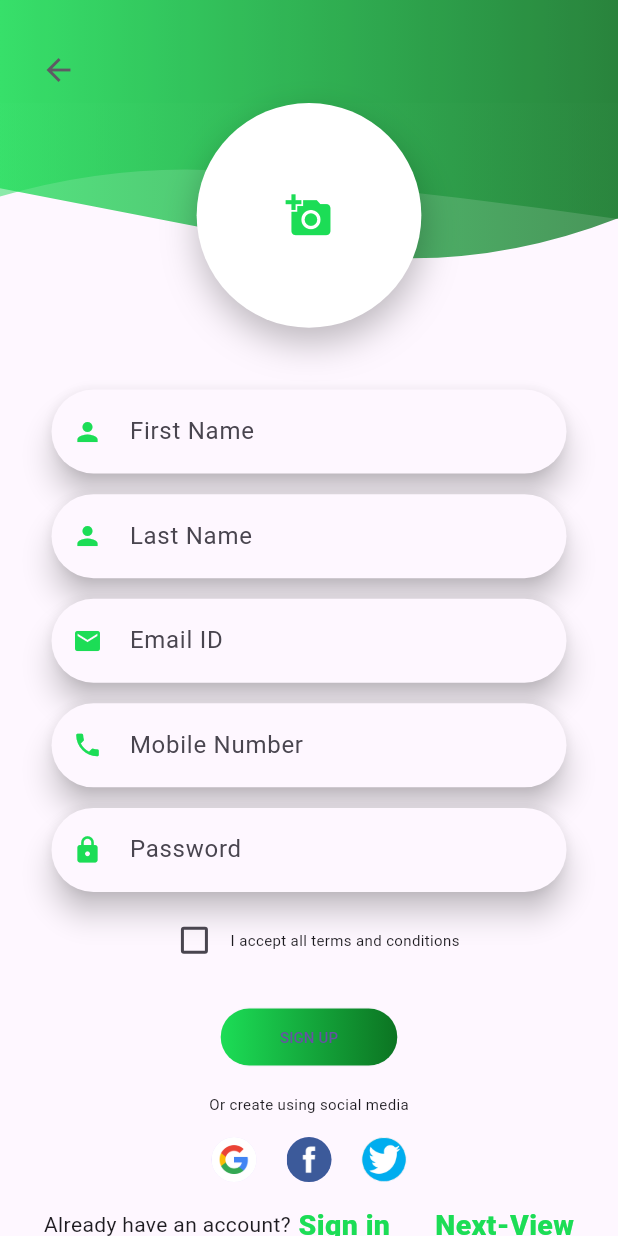
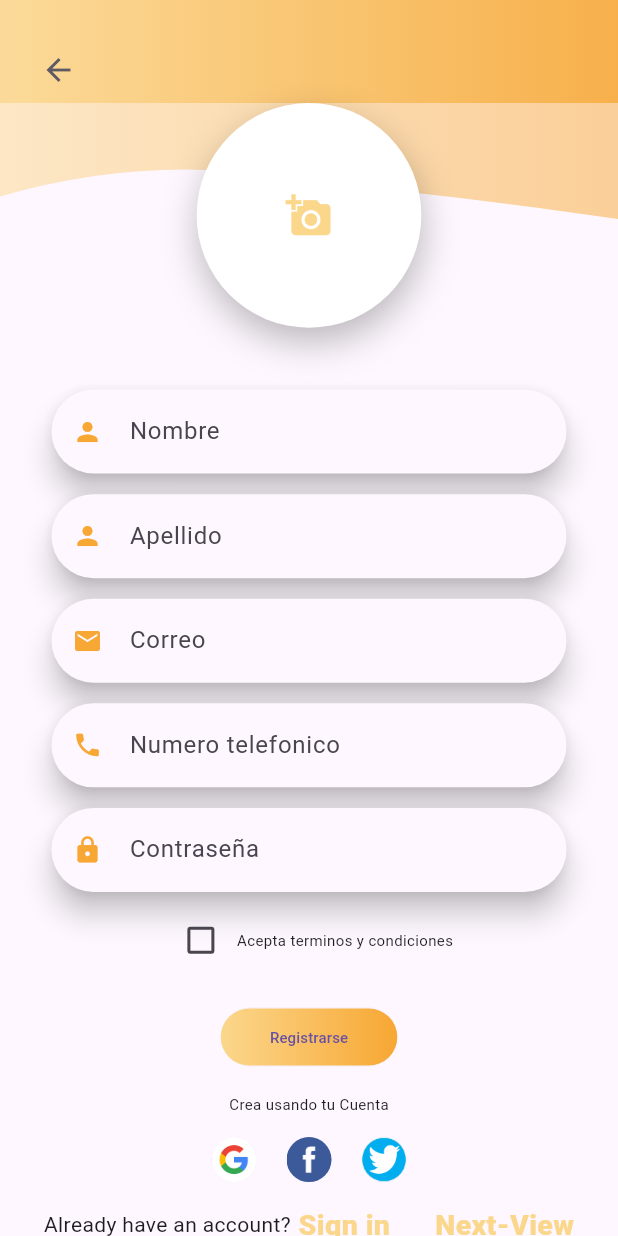
Before and after one commit to john-monsalve94/EmpaBeeFlutter, a Flutter app: the SignUpScreen screen opened by its route, on a phone screen of 412 x 824 dp. Run offline on Flutter 3.47's test engine with Material 3 defaults, Android fonts, the phone set to English and light mode, and no system bars; our stand-ins replace get, shared_preferences; accounts and stored records are empty; network calls fail.

Commit message:
first commit

```diff
--- a/lib/main.dart
+++ b/lib/main.dart
@@ -21,7 +21,7 @@ class MyApp extends StatelessWidget {
     return MaterialApp(
       debugShowCheckedModeBanner: false,
       title: "Login",
-      theme: ThemeData(primaryColor: Color.fromARGB(255, 28, 221, 86)),
+      theme: ThemeData(primaryColor: Color.fromARGB(255, 247, 167, 51)),
       routes: <String, WidgetBuilder>{
         SPLASH_SCREEN: (BuildContext context) => SplashScreen(),
         SIGN_IN: (BuildContext context) => SignInPage(),
--- a/lib/ui/widgets/custom_shape.dart
+++ b/lib/ui/widgets/custom_shape.dart
@@ -29,15 +29,17 @@ class CustomShapeClipper extends CustomClipper<Path> {
   @override
   Path getClip(Size size) {
     final Path path = Path();
-    path.lineTo(0.0, size.height-70);
+    path.lineTo(0.0, size.height - 820);
 
-    var firstEndPoint = Offset(size.width * .5, size.height - 30.0);
-    var firstControlpoint = Offset(size.width * 0.25, size.height - 50.0);
-    path.quadraticBezierTo(firstControlpoint.dx, firstControlpoint.dy, firstEndPoint.dx, firstEndPoint.dy);
+    var firstEndPoint = Offset(size.width * .5, size.height - 630.0);
+    var firstControlpoint = Offset(size.width * 0.25, size.height - 450.0);
+    path.quadraticBezierTo(firstControlpoint.dx, firstControlpoint.dy,
+        firstEndPoint.dx, firstEndPoint.dy);
 
-    var secondEndPoint = Offset(size.width, size.height - 50.0);
+    var secondEndPoint = Offset(size.width, size.height - 450.0);
     var secondControlPoint = Offset(size.width * .75, size.height - 10);
-    path.quadraticBezierTo(secondControlPoint.dx, secondControlPoint.dy, secondEndPoint.dx, secondEndPoint.dy);
+    path.quadraticBezierTo(secondControlPoint.dx, secondControlPoint.dy,
+        secondEndPoint.dx, secondEndPoint.dy);
 
     path.lineTo(size.width, 0.0);
     path.close();
@@ -45,9 +47,8 @@ class CustomShapeClipper extends CustomClipper<Path> {
   }
 
   @override
-  bool shouldReclip(CustomClipper oldClipper) => true; //eta en true para que se actualice cada que haya un cambio
-
-
+  bool shouldReclip(CustomClipper oldClipper) =>
+      true; //eta en true para que se actualice cada que haya un cambio
 }
 
 class CustomShapeClipper2 extends CustomClipper<Path> {
@@ -58,15 +59,13 @@ class CustomShapeClipper2 extends CustomClipper<Path> {
 
     var firstEndPoint = Offset(size.width * .5, size.height - 30.0);
     var firstControlpoint = Offset(size.width * 0.25, size.height - 50.0);
-    path.quadraticBezierTo(
-        firstControlpoint.dx, firstControlpoint.dy, firstEndPoint.dx,
-        firstEndPoint.dy);
+    path.quadraticBezierTo(firstControlpoint.dx, firstControlpoint.dy,
+        firstEndPoint.dx, firstEndPoint.dy);
 
-    var secondEndPoint = Offset(size.width, size.height-5);
+    var secondEndPoint = Offset(size.width, size.height - 5);
     var secondControlPoint = Offset(size.width * .75, size.height - 20);
-    path.quadraticBezierTo(
-        secondControlPoint.dx, secondControlPoint.dy, secondEndPoint.dx,
-        secondEndPoint.dy);
+    path.quadraticBezierTo(secondControlPoint.dx, secondControlPoint.dy,
+        secondEndPoint.dx, secondEndPoint.dy);
 
     path.lineTo(size.width, 0.0);
     path.close();
@@ -75,6 +74,4 @@ class CustomShapeClipper2 extends CustomClipper<Path> {
 
   @override
   bool shouldReclip(CustomClipper oldClipper) => true;
-
-
 }
--- a/lib/ui/widgets/customappbar.dart
+++ b/lib/ui/widgets/customappbar.dart
@@ -1,7 +1,9 @@
 import 'package:flutter/material.dart';
 
 class CustomAppBar extends StatelessWidget {
-  const CustomAppBar({super.key});
+  final VoidCallback onBackPressed;
+
+  const CustomAppBar({Key? key, required this.onBackPressed}) : super(key: key);
 
   @override
   Widget build(BuildContext context) {
@@ -9,22 +11,19 @@ class CustomAppBar extends StatelessWidget {
     double width = MediaQuery.of(context).size.width;
     return Material(
       child: Container(
-        height: height/12, // esto le coloca el tamaño al appbar
+        height: height / 12,
         width: width,
-        padding: const EdgeInsets.only(left: 15, top: 25,),// espacio de 15 unidades en la parte izq y arriba de 25
+        padding: const EdgeInsets.only(left: 15, top: 25),
         decoration: BoxDecoration(
           gradient: LinearGradient(
-              colors:[Color.fromARGB(255, 28, 221, 86), Color.fromARGB(255, 12, 116, 34)]
-          ),
+              colors: [Color.fromARGB(255, 251, 215, 140), Color.fromARGB(255, 247, 167, 51)]),
         ),
         child: Row(
           children: <Widget>[
             IconButton(
-                icon: Icon(Icons.arrow_back,),
-                onPressed: (){
-                  print("pop");
-                  Navigator.of(context).pop();
-            })
+              icon: Icon(Icons.arrow_back),
+              onPressed: onBackPressed, // Llama a la función de devolución de llamada
+            )
           ],
         ),
       ),
--- a/lib/ui/widgets/textformfield.dart
+++ b/lib/ui/widgets/textformfield.dart
@@ -37,9 +37,9 @@ class CustomTextField extends StatelessWidget {
       child: TextFormField(
         controller: textEditingController,
         keyboardType: keyboardType,
-        cursorColor: const Color.fromARGB(255, 28, 221, 86),
+        cursorColor: const Color.fromARGB(255, 247, 167, 51),
         decoration: InputDecoration(
-          prefixIcon: Icon(icon, color: const Color.fromARGB(255, 28, 221, 86), size: 20),
+          prefixIcon: Icon(icon, color: const Color.fromARGB(255, 247, 167, 51), size: 20),
           hintText: hint,
           border: OutlineInputBorder(
               borderRadius: BorderRadius.circular(30.0),
--- a/lib/views/signin.dart
+++ b/lib/views/signin.dart
@@ -92,8 +92,8 @@ class _SignInScreenState extends State<SignInScreen> {
               decoration: BoxDecoration(
                 gradient: LinearGradient(
                   colors: [
-                    Color.fromARGB(255, 28, 221, 86),
-                    Color.fromARGB(255, 12, 116, 34)
+                    Color.fromARGB(255, 251, 215, 140),
+                    Color.fromARGB(255, 247, 167, 51),
                   ],
                 ),
               ),
@@ -111,8 +111,8 @@ class _SignInScreenState extends State<SignInScreen> {
               decoration: BoxDecoration(
                 gradient: LinearGradient(
                   colors: [
-                    Color.fromARGB(255, 28, 221, 86),
-                    Color.fromARGB(255, 12, 116, 34)
+                    Color.fromARGB(255, 251, 215, 140),
+                    Color.fromARGB(255, 247, 167, 51)
                   ],
                 ),
               ),
@@ -126,7 +126,7 @@ class _SignInScreenState extends State<SignInScreen> {
                   ? _height / 30
                   : (_medium ? _height / 25 : _height / 20)),
           child: Image.asset(
-            'assets/images/logo-sena-blanco.png',
+            'assets/images/LogoEmpabee.png',
             height: _height / 4,
             width: _width / 2,
           ),
@@ -141,9 +141,9 @@ class _SignInScreenState extends State<SignInScreen> {
       child: Row(
         children: <Widget>[
           Text(
-            "Welcome",
+            "Inicio de sesion",
             style: TextStyle(
-              color: Color.fromARGB(255, 28, 221, 86),
+              color: Color.fromARGB(255, 0, 0, 0),
               fontWeight: FontWeight.bold,
               fontSize: _large ? 60 : (_medium ? 50 : 40),
             ),
@@ -159,9 +159,9 @@ class _SignInScreenState extends State<SignInScreen> {
       child: Row(
         children: <Widget>[
           Text(
-            "Sign in to your account",
+            "Inicia sesion con tu cuenta EmpaBee",
             style: TextStyle(
-              color: Color.fromARGB(255, 28, 221, 86),
+              color: Color.fromARGB(255, 0, 0, 0),
               fontWeight: FontWeight.w500,
               fontSize: _large ? 20 : (_medium ? 17.5 : 15),
             ),
@@ -193,7 +193,7 @@ class _SignInScreenState extends State<SignInScreen> {
       keyboardType: TextInputType.emailAddress,
       textEditingController: emailController,
       icon: Icons.email,
-      hint: "Email ID",
+      hint: "Ingresa tu correo",
     );
   }
 
@@ -203,7 +203,7 @@ class _SignInScreenState extends State<SignInScreen> {
       textEditingController: passwordController,
       icon: (Icons.lock),
       obscureText: true,
-      hint: "Password",
+      hint: "Ingresa tu contraseña",
     );
   }
 
@@ -214,7 +214,7 @@ class _SignInScreenState extends State<SignInScreen> {
         mainAxisAlignment: MainAxisAlignment.center,
         children: <Widget>[
           Text(
-            "Forgot your password?",
+            "Olvidaste tu contraseña?",
             style: TextStyle(
                 fontWeight: FontWeight.w400,
                 fontSize: _large ? 14 : (_medium ? 12 : 10)),
@@ -227,10 +227,10 @@ class _SignInScreenState extends State<SignInScreen> {
               print("Routing");
             },
             child: Text(
-              "Recover",
+              "Recuperar contraseña",
               style: TextStyle(
                   fontWeight: FontWeight.w600,
-                  color: Color.fromARGB(255, 28, 221, 86)),
+                  color: Color.fromARGB(255, 251, 215, 140)),
             ),
           )
         ],
@@ -242,7 +242,8 @@ Widget button() {
     return ElevatedButton(
       style: ElevatedButton.styleFrom(
         elevation: 2,
-      shape: RoundedRectangleBorder(borderRadius: BorderRadius.circular(30.0)),
+        shape:
+            RoundedRectangleBorder(borderRadius: BorderRadius.circular(30.0)),
         padding: EdgeInsets.all(0.0),
         textStyle: TextStyle(color: Colors.white),
       ),
@@ -254,13 +255,13 @@ Widget button() {
           borderRadius: BorderRadius.all(Radius.circular(20.0)),
           gradient: LinearGradient(
             colors: <Color>[
-            Color.fromARGB(255, 28, 221, 86),
-            Color.fromARGB(255, 12, 116, 34)
+              Color.fromARGB(255, 251, 215, 140),
+              Color.fromARGB(255, 247, 167, 51)
             ],
           ),
         ),
         padding: const EdgeInsets.all(12.0),
-      child: Text('SIGN IN',
+        child: Text('Inicia sesión',
             style: TextStyle(fontSize: _large ? 14 : (_medium ? 12 : 10))),
       ),
     );
@@ -284,7 +285,7 @@ Widget button() {
         mainAxisAlignment: MainAxisAlignment.center,
         children: <Widget>[
           Text(
-            "Don't have an account?",
+            "No tienes cuenta?",
             style: TextStyle(
                 fontWeight: FontWeight.w400,
                 fontSize: _large ? 14 : (_medium ? 12 : 10)),
@@ -298,10 +299,10 @@ Widget button() {
               print("Routing to Sign up screen");
             },
             child: Text(
-              "Sign up",
+              "Registrate",
               style: TextStyle(
                   fontWeight: FontWeight.w800,
-                  color: Color.fromARGB(255, 28, 221, 86),
+                  color: Color.fromARGB(255, 251, 215, 140),
                   fontSize: _large ? 19 : (_medium ? 17 : 15)),
             ),
           )
--- a/lib/views/signup.dart
+++ b/lib/views/signup.dart
@@ -5,8 +5,6 @@ import 'package:senaflutterapp/ui/widgets/custom_shape.dart';
 import 'package:senaflutterapp/ui/widgets/customappbar.dart';
 import 'package:senaflutterapp/ui/widgets/responsive_ui.dart';
 import 'package:senaflutterapp/ui/widgets/textformfield.dart';
-
-
 
 class SignUpScreen extends StatefulWidget {
   @override
@@ -23,17 +21,15 @@ class _SignUpScreenState extends State<SignUpScreen> {
 
   @override
   Widget build(BuildContext context) {
-
     _height = MediaQuery.of(context).size.height;
     _width = MediaQuery.of(context).size.width;
     _pixelRatio = MediaQuery.of(context).devicePixelRatio;
-    _large =  ResponsiveWidget.isScreenLarge(_width, _pixelRatio);
-    _medium =  ResponsiveWidget.isScreenMedium(_width, _pixelRatio);
+    _large = ResponsiveWidget.isScreenLarge(_width, _pixelRatio);
+    _medium = ResponsiveWidget.isScreenMedium(_width, _pixelRatio);
 
     return Material(
       child: Scaffold(
         body: Container(
-
           height: _height,
           width: _width,
           //margin: EdgeInsets.only(bottom: 5),
@@ -41,12 +37,20 @@ class _SignUpScreenState extends State<SignUpScreen> {
           child: SingleChildScrollView(
             child: Column(
               children: <Widget>[
-                Opacity(opacity: 0.88,
-                child: CustomAppBar()),
+                Opacity(
+                    opacity: 0.88,
+                    child: CustomAppBar(
+                      onBackPressed: () {
+                        print("pop");
+                        Navigator.of(context).pop();
+                      },
+                    )),
                 clipShape(),
                 form(),
                 acceptTermsTextRow(),
-                SizedBox(height: _height/50,),
+                SizedBox(
+                  height: _height / 50,
+                ),
                 button(),
                 infoTextRow(),
                 socialIconsRow(),
@@ -67,10 +71,15 @@ class _SignUpScreenState extends State<SignUpScreen> {
           child: ClipPath(
             clipper: CustomShapeClipper(),
             child: Container(
-              height: _large? _height/8 : (_medium? _height/7 : _height/6.5),
+              height: _large
+                  ? _height / 8
+                  : (_medium ? _height / 7 : _height / 6.5),
               decoration: BoxDecoration(
                 gradient: LinearGradient(
-                  colors: [Color.fromARGB(255, 28, 221, 86), Color.fromARGB(255, 12, 116, 34)],
+                  colors: [
+                    Color.fromARGB(255, 251, 215, 140),
+                    Color.fromARGB(255, 247, 167, 51)
+                  ],
                 ),
               ),
             ),
@@ -81,10 +90,15 @@ class _SignUpScreenState extends State<SignUpScreen> {
           child: ClipPath(
             clipper: CustomShapeClipper2(),
             child: Container(
-              height: _large? _height/12 : (_medium? _height/11 : _height/10),
+              height: _large
+                  ? _height / 12
+                  : (_medium ? _height / 11 : _height / 10),
               decoration: BoxDecoration(
                 gradient: LinearGradient(
-                  colors: [Color.fromARGB(255, 28, 221, 86), Color.fromARGB(255, 12, 116, 34)],
+                  colors: [
+                    Color.fromARGB(255, 251, 215, 140),
+                    Color.fromARGB(255, 247, 167, 51)
+                  ],
                 ),
               ),
             ),
@@ -96,20 +110,28 @@ class _SignUpScreenState extends State<SignUpScreen> {
           decoration: BoxDecoration(
             boxShadow: [
               BoxShadow(
-                  spreadRadius: 0.0,//La cantidad de propagación de la sombrase utiliza un valor de 0 para no aplicar propagación.
-                  color: Colors.black26,// El color de la sombra. En este caso, se utiliza
-                  offset: Offset(1.0, 10.0),//El desplazamiento de la sombra en coordenadas (x, y).
-                  blurRadius: 20.0),//Cuanto mayor sea el valor, más difusa será la sombra.
+                  spreadRadius:
+                      0.0, //La cantidad de propagación de la sombrase utiliza un valor de 0 para no aplicar propagación.
+                  color: Colors
+                      .black26, // El color de la sombra. En este caso, se utiliza
+                  offset: Offset(1.0,
+                      10.0), //El desplazamiento de la sombra en coordenadas (x, y).
+                  blurRadius:
+                      20.0), //Cuanto mayor sea el valor, más difusa será la sombra.
             ],
             color: Colors.white,
-            shape: BoxShape.circle,//el contenedor adopta una forma circular.
+            shape: BoxShape.circle, //el contenedor adopta una forma circular.
           ),
-          child: GestureDetector(// permite detectar y responder a diferentes gestos y eventos de entrada, como toques, arrastres, pulsaciones largas, entre otros
-              onTap: (){
+          child: GestureDetector(
+              // permite detectar y responder a diferentes gestos y eventos de entrada, como toques, arrastres, pulsaciones largas, entre otros
+              onTap: () {
                 print('Adding photo');
               },
-
-              child: Icon(Icons.add_a_photo, size: _large? 40: (_medium? 33: 31),color:Color.fromARGB(255, 28, 221, 86),)),
+              child: Icon(
+                Icons.add_a_photo,
+                size: _large ? 40 : (_medium ? 33 : 31),
+                color: Color.fromARGB(255, 251, 215, 140),
+              )),
         ),
       ],
     );
@@ -118,16 +140,14 @@ class _SignUpScreenState extends State<SignUpScreen> {
   Widget form() {
     return Container(
       margin: EdgeInsets.only(
-          left:_width/ 12.0,
-          right: _width / 12.0,
-          top: _height / 20.0),
+          left: _width / 12.0, right: _width / 12.0, top: _height / 20.0),
       child: Form(
         child: Column(
           children: <Widget>[
             firstNameTextFormField(),
             SizedBox(height: _height / 60.0),
             lastNameTextFormField(),
-            SizedBox(height: _height/ 60.0),
+            SizedBox(height: _height / 60.0),
             emailTextFormField(),
             SizedBox(height: _height / 60.0),
             phoneTextFormField(),
@@ -143,7 +163,7 @@ class _SignUpScreenState extends State<SignUpScreen> {
     return CustomTextField(
       keyboardType: TextInputType.text,
       icon: Icons.person,
-      hint: "First Name",
+      hint: "Nombre",
     );
   }
 
@@ -151,7 +171,7 @@ class _SignUpScreenState extends State<SignUpScreen> {
     return CustomTextField(
       keyboardType: TextInputType.text,
       icon: Icons.person,
-      hint: "Last Name",
+      hint: "Apellido",
     );
   }
 
@@ -159,7 +179,7 @@ class _SignUpScreenState extends State<SignUpScreen> {
     return CustomTextField(
       keyboardType: TextInputType.emailAddress,
       icon: Icons.email,
-      hint: "Email ID",
+      hint: "Correo",
     );
   }
 
@@ -167,7 +187,7 @@ class _SignUpScreenState extends State<SignUpScreen> {
     return CustomTextField(
       keyboardType: TextInputType.number,
       icon: Icons.phone,
-      hint: "Mobile Number",
+      hint: "Numero telefonico",
     );
   }
 
@@ -176,7 +196,7 @@ class _SignUpScreenState extends State<SignUpScreen> {
       keyboardType: TextInputType.text,
       obscureText: true,
       icon: Icons.lock,
-      hint: "Password",
+      hint: "Contraseña",
     );
   }
 
@@ -187,17 +207,20 @@ class _SignUpScreenState extends State<SignUpScreen> {
         mainAxisAlignment: MainAxisAlignment.center,
         children: <Widget>[
           Checkbox(
-              activeColor: Color.fromARGB(255, 28, 221, 86),
+              activeColor: Color.fromARGB(255, 251, 215, 140),
               value: checkBoxValue,
               onChanged: (bool? newValue) {
                 if (newValue != null) {
                   setState(() {
                     checkBoxValue = newValue;
                   });
-              }}),
+                }
+              }),
           Text(
-            "I accept all terms and conditions",
-            style: TextStyle(fontWeight: FontWeight.w400, fontSize: _large? 12: (_medium? 11: 10)),
+            "Acepta terminos y condiciones",
+            style: TextStyle(
+                fontWeight: FontWeight.w400,
+                fontSize: _large ? 12 : (_medium ? 11 : 10)),
           ),
         ],
       ),
@@ -208,9 +231,9 @@ Widget button() {
     return ElevatedButton(
       style: ElevatedButton.styleFrom(
         elevation: 0,
-      shape: RoundedRectangleBorder(borderRadius: BorderRadius.circular(30.0)),
+        shape:
+            RoundedRectangleBorder(borderRadius: BorderRadius.circular(30.0)),
         padding: EdgeInsets.all(0.0),
-
       ),
       onPressed: () {
         print("Routing to your account");
@@ -221,12 +244,15 @@ Widget button() {
         decoration: BoxDecoration(
           borderRadius: BorderRadius.all(Radius.circular(20.0)),
           gradient: LinearGradient(
-          colors: <Color>[Color.fromARGB(255, 28, 221, 86), Color.fromARGB(255, 12, 116, 34)],
+            colors: <Color>[
+               Color.fromARGB(255, 251, 215, 140),
+                    Color.fromARGB(255, 247, 167, 51)
+            ],
           ),
         ),
         padding: const EdgeInsets.all(12.0),
         child: Text(
-        'SIGN UP',
+          'Registrarse',
           style: TextStyle(fontSize: _large ? 14 : (_medium ? 12 : 10)),
         ),
       ),
@@ -264,8 +290,10 @@ Widget button() {
         mainAxisAlignment: MainAxisAlignment.center,
         children: <Widget>[
           Text(
-            "Or create using social media",
-            style: TextStyle(fontWeight: FontWeight.w400, fontSize: _large? 12: (_medium? 11: 10)),
+            "Crea usando tu Cuenta",
+            style: TextStyle(
+                fontWeight: FontWeight.w400,
+                fontSize: _large ? 12 : (_medium ? 11 : 10)),
           ),
         ],
       ),
@@ -274,7 +302,7 @@ Widget button() {
 
   Widget socialIconsRow() {
     return Container(
-      margin: EdgeInsets.only( bottom: 15, top: 15),
+      margin: EdgeInsets.only(bottom: 15, top: 15),
       child: Row(
         mainAxisSize: MainAxisSize.min,
         children: <Widget>[
@@ -322,23 +350,30 @@ Widget button() {
             child: Text(
               "Sign in",
               style: TextStyle(
-                  fontWeight: FontWeight.w800, color: Color.fromARGB(255, 28, 221, 86), fontSize: 19),
+                  fontWeight: FontWeight.w800,
+                  color: Color.fromARGB(255, 251, 215, 140),
+                  fontSize: 19),
             ),
-          ), SizedBox(
+          ),
+          SizedBox(
             width: 30,
           ),
           GestureDetector(
-
-            onTap:(){
-              Navigator.push(context,
-              MaterialPageRoute(builder: (context)=> EntradaSena()),);
+            onTap: () {
+              Navigator.push(
+                context,
+                MaterialPageRoute(builder: (context) => EntradaSena()),
+              );
               print("siguiente");
-            } ,
-            child: Text('Next-View',
-            style: TextStyle(fontWeight: FontWeight.w800, color: Color.fromARGB(255, 28, 221, 86), fontSize: 19),
+            },
+            child: Text(
+              'Next-View',
+              style: TextStyle(
+                  fontWeight: FontWeight.w800,
+                  color: Color.fromARGB(255, 251, 215, 140),
+                  fontSize: 19),
             ),
           )
-
         ],
       ),
     );
--- a/pubspec.yaml
+++ b/pubspec.yaml
@@ -34,6 +34,6 @@ flutter:
     - assets/images/login.png
     - assets/images/logo.png
     - assets/images/powered_by.png
-    - assets/images/logo-sena-verde.png
-    - assets/images/logo-sena-blanco.png
+    - assets/images/logoSolo.png
+    - assets/images/LogoEmpabee.png
     - assets/images/qrcode-generado.png
```
Also changed, not shown: lib/views/entradaSena.dart (+17 -19 lines), lib/views/splashscreen.dart (+5 -5 lines), assets/images/LogoEmpabee.png (added), assets/images/LogoSolo.png (added), assets/images/logo-sena-blanco.png (deleted), assets/images/logo-sena-verde.png (deleted), pubspec.lock. Lines whose indentation alone changed are shown as unchanged.
